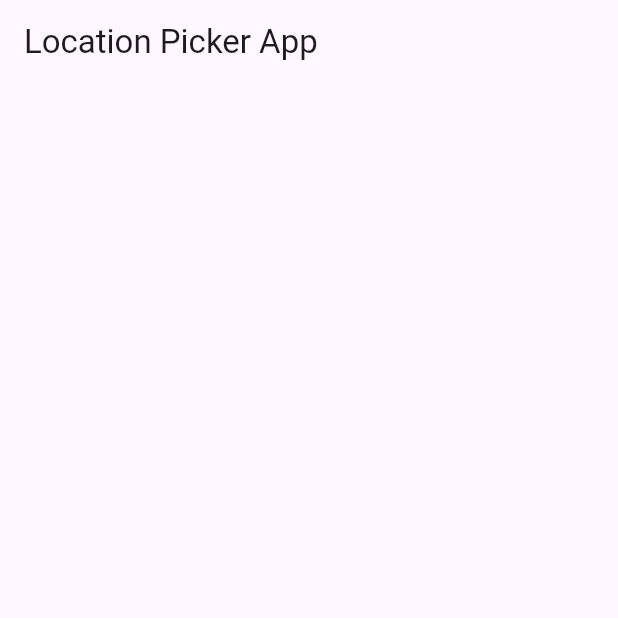
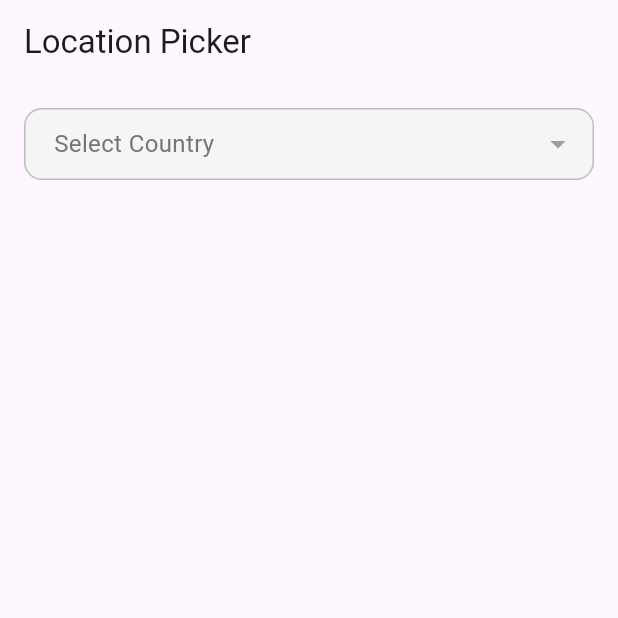
Before and after one commit to Sahad2701/location_picker_app, a Flutter app: the screen it shows after launch, on a phone screen of 412 x 824 dp, the top half of it. Run offline on Flutter 3.47's test engine with Material 3 defaults, Android fonts, the phone set to English and light mode, and no system bars; our stand-ins replace dio, equatable, flutter_bloc, freezed_annotation, get_it; network calls fail.

Commit message:
feat(UI): Add location picker UI and widgets with cubit/state separation

```diff
--- a/lib/core/constants/app_const.dart
+++ b/lib/core/constants/app_const.dart
@@ -9,4 +9,19 @@ class AppConst {
   ///  URL and KEY
   static const baseUrl = 'https://fedt.unruffledneumann.xyz/api/v1';
   static const apiKey = 'rLn*xzeZ%U+(PRuK%:v@C(a3j=<.[TWX(F^,EDrv';
+
+  ///Home
+  static const appTitle = 'Location Picker';
+  static const selectCountry = 'Select Country';
+  static const selectState = 'Select State';
+  static const pleaseSelectCountry =
+      'Please select a country first to enable state selection.';
+  static const String selectedLocationTitle = "Selected Location";
+  static const String viewSelectedLocation = 'View Selected Location';
+  static const String countryLabel = 'Country';
+  static const String stateLabel = 'State';
+  static const String notSelected = 'Not selected';
+
+  /// Errors
+  static const String noCountriesAvailable = 'No countries available';
 }
--- a/lib/core/di/injector.dart
+++ b/lib/core/di/injector.dart
@@ -2,6 +2,7 @@ import 'package:get_it/get_it.dart';
 import 'package:location_picker_app/feature/country_state_picker/data/repositories_impl/location_repository_impl.dart';
 import '../../feature/country_state_picker/data/datasources/location_remote_data_source.dart';
 import '../../feature/country_state_picker/domain/repositories/location_repository.dart';
+import '../../feature/country_state_picker/presentation/cubit/location_cubit.dart';
 import '../network/dio_client.dart';
 
 final sl = GetIt.instance;
@@ -17,4 +18,7 @@ Future<void> init() async {
 
   // Data Source
   sl.registerLazySingleton(() => LocationRemoteDataSource(sl()));
+
+  // Cubit
+  sl.registerFactory(() => LocationCubit(sl()));
 }
--- a/lib/feature/country_state_picker/domain/entities/location_item.dart
+++ b/lib/feature/country_state_picker/domain/entities/location_item.dart
@@ -3,4 +3,13 @@ class LocationItem {
   final String name;
 
   const LocationItem({required this.id, required this.name});
+
+  @override
+  bool operator ==(Object other) {
+    if (identical(this, other)) return true;
+    return other is LocationItem && other.id == id;
+  }
+
+  @override
+  int get hashCode => id.hashCode;
 }
--- a/lib/feature/country_state_picker/presentation/cubit/location_cubit.dart
+++ b/lib/feature/country_state_picker/presentation/cubit/location_cubit.dart
@@ -1,29 +1,63 @@
 import 'package:flutter_bloc/flutter_bloc.dart';
+import 'package:location_picker_app/core/constants/app_const.dart';
+import 'package:location_picker_app/feature/country_state_picker/domain/entities/location_item.dart';
 import 'package:location_picker_app/feature/country_state_picker/domain/repositories/location_repository.dart';
 import 'location_state.dart';
 
 class LocationCubit extends Cubit<LocationState> {
-  final LocationRepository repository;
+  final LocationRepository _locationRepository;
 
-  LocationCubit(this.repository) : super(LocationInitial());
+  LocationCubit(this._locationRepository) : super(LocationInitial());
 
-  Future<void> fetchCountries() async {
+  List<LocationItem> _countries = [];
+  List<LocationItem> _states = [];
+  LocationItem? _selectedCountry;
+  LocationItem? _selectedState;
+
+  List<LocationItem> get countries => _countries;
+
+  List<LocationItem> get states => _states;
+
+  LocationItem? get selectedCountry => _selectedCountry;
+
+  LocationItem? get selectedState => _selectedState;
+
+  Future<void> loadCountries() async {
     emit(LocationLoading());
     try {
-      final countries = await repository.getCountries();
-      emit(CountriesLoaded(countries));
-    } catch (e) {
-      emit(LocationError(e.toString()));
+      _countries = await _locationRepository.getCountries();
+      emit(
+        _countries.isEmpty
+            ? LocationError(AppConst.noCountriesAvailable)
+            : CountriesLoaded(_countries),
+      );
+    } catch (error) {
+      emit(LocationError("Failed to load countries: $error"));
     }
   }
 
-  Future<void> fetchStates(int countryId) async {
+  Future<void> loadStates(int countryId) async {
     emit(LocationLoading());
     try {
-      final states = await repository.getStatesByCountryId(countryId);
-      emit(StatesLoaded(states));
-    } catch (e) {
-      emit(LocationError(e.toString()));
+      _states = await _locationRepository.getStatesByCountryId(countryId);
+      emit(StatesLoaded(_states, _countries));
+    } catch (error) {
+      emit(LocationError("Failed to load states: $error"));
     }
   }
+
+  void updateSelectedCountry(LocationItem? country) {
+    _selectedCountry = country;
+    _selectedState = null;
+    _states = [];
+    emit(CountriesLoaded(_countries));
+    if (country != null) {
+      loadStates(country.id);
+    }
+  }
+
+  void updateSelectedState(LocationItem? state) {
+    _selectedState = state;
+    emit(StatesLoaded(_states, _countries, selectedState: _selectedState));
+  }
 }
--- a/lib/feature/country_state_picker/presentation/cubit/location_state.dart
+++ b/lib/feature/country_state_picker/presentation/cubit/location_state.dart
@@ -1,39 +1,36 @@
 import 'package:equatable/equatable.dart';
 import 'package:location_picker_app/feature/country_state_picker/domain/entities/location_item.dart';
 
-sealed class LocationState extends Equatable {
-  const LocationState();
+abstract class LocationState {}
 
-  @override
-  List<Object?> get props => [];
-}
+class LocationInitial extends LocationState {}
 
-final class LocationInitial extends LocationState {}
+class LocationLoading extends LocationState {}
 
-final class LocationLoading extends LocationState {}
-
-final class CountriesLoaded extends LocationState {
+class CountriesLoaded extends LocationState with EquatableMixin {
   final List<LocationItem> countries;
 
-  const CountriesLoaded(this.countries);
+  CountriesLoaded(this.countries);
 
   @override
   List<Object?> get props => [countries];
 }
 
-final class StatesLoaded extends LocationState {
+class StatesLoaded extends LocationState with EquatableMixin {
   final List<LocationItem> states;
+  final List<LocationItem> countries;
+  final LocationItem? selectedState;
 
-  const StatesLoaded(this.states);
+  StatesLoaded(this.states, this.countries, {this.selectedState});
 
   @override
-  List<Object?> get props => [states];
+  List<Object?> get props => [states, countries, selectedState]; // Include selectedState
 }
 
-final class LocationError extends LocationState {
+class LocationError extends LocationState with EquatableMixin {
   final String message;
 
-  const LocationError(this.message);
+  LocationError(this.message);
 
   @override
   List<Object?> get props => [message];
--- /dev/null
+++ b/lib/feature/country_state_picker/presentation/ui/location_picker_screen.dart
@@ -0,0 +1,110 @@
+import 'package:flutter/material.dart';
+import 'package:flutter_bloc/flutter_bloc.dart';
+import 'package:location_picker_app/core/constants/app_const.dart';
+import 'package:location_picker_app/feature/country_state_picker/presentation/cubit/location_cubit.dart';
+import 'package:location_picker_app/feature/country_state_picker/presentation/cubit/location_state.dart';
+import 'package:location_picker_app/feature/country_state_picker/presentation/ui/selected_location_screen.dart';
+import 'package:location_picker_app/feature/country_state_picker/presentation/widgets/location_dropdown.dart';
+
+class LocationPickerScreen extends StatefulWidget {
+  const LocationPickerScreen({super.key});
+
+  @override
+  State<LocationPickerScreen> createState() => _LocationPickerScreenState();
+}
+
+class _LocationPickerScreenState extends State<LocationPickerScreen> {
+  @override
+  void initState() {
+    super.initState();
+    context.read<LocationCubit>().loadCountries();
+  }
+
+  @override
+  Widget build(BuildContext context) {
+
+    return Scaffold(
+      appBar: AppBar(title: const Text(AppConst.appTitle)),
+      body: Padding(
+        padding: const EdgeInsets.all(16.0),
+        child: InkWell(
+          onTap: () => FocusManager.instance.primaryFocus?.unfocus(),
+          splashColor: Colors.transparent,
+          highlightColor: Colors.transparent,
+          hoverColor: Colors.transparent,
+          child: BlocConsumer<LocationCubit, LocationState>(
+            listener: (context, state) {
+              if (state is LocationError) {
+                ScaffoldMessenger.of(
+                  context,
+                ).showSnackBar(SnackBar(content: Text(state.message)));
+              }
+            },
+            builder: (context, state) {
+              final cubit = context.read<LocationCubit>();
+              return Column(
+                crossAxisAlignment: CrossAxisAlignment.start,
+                children: [
+                  LocationDropdown(
+                    hintText: AppConst.selectCountry,
+                    selectedValue: cubit.selectedCountry,
+                    showLoading: true,
+                    onChanged: (value) => cubit.updateSelectedCountry(value),
+                  ),
+                  const SizedBox(height: 24),
+                  if (state is CountriesLoaded)
+                    Padding(
+                      padding: const EdgeInsets.symmetric(horizontal: 20),
+                      child: Text(
+                        AppConst.pleaseSelectCountry,
+                        style: TextStyle(fontSize: 16),
+                      ),
+                    ),
+                  if (state is StatesLoaded)
+                    LocationDropdown(
+                      hintText: AppConst.selectState,
+                      selectedValue: cubit.selectedState,
+                      onChanged: (value) => cubit.updateSelectedState(value),
+                    ),
+                  const SizedBox(height: 24),
+                  BlocBuilder<LocationCubit, LocationState>(
+                    builder: (context, state) {
+                      if (state is StatesLoaded &&
+                          cubit.selectedState != null) {
+                        return ElevatedButton(
+                          onPressed: () {
+                            Navigator.push(
+                              context,
+                              MaterialPageRoute(
+                                builder:
+                                    (context) => const SelectedLocationScreen(),
+                              ),
+                            );
+                          },
+                          style: ElevatedButton.styleFrom(
+                            padding: const EdgeInsets.symmetric(
+                              horizontal: 24,
+                              vertical: 12,
+                            ),
+                            shape: RoundedRectangleBorder(
+                              borderRadius: BorderRadius.circular(8),
+                            ),
+                          ),
+                          child: const Text(
+                            AppConst.viewSelectedLocation,
+                            style: TextStyle(fontSize: 16),
+                          ),
+                        );
+                      }
+                      return Offstage();
+                    },
+                  ),
+                ],
+              );
+            },
+          ),
+        ),
+      ),
+    );
+  }
+}
--- /dev/null
+++ b/lib/feature/country_state_picker/presentation/widgets/location_dropdown.dart
@@ -0,0 +1,182 @@
+import 'package:flutter/material.dart';
+import 'package:flutter_bloc/flutter_bloc.dart';
+import 'package:location_picker_app/core/constants/app_const.dart';
+import 'package:location_picker_app/feature/country_state_picker/domain/entities/location_item.dart';
+import 'package:location_picker_app/feature/country_state_picker/presentation/cubit/location_cubit.dart';
+import 'package:location_picker_app/feature/country_state_picker/presentation/cubit/location_state.dart';
+
+class LocationDropdown extends StatefulWidget {
+  final String hintText;
+  final LocationItem? selectedValue;
+  final bool isEnabled;
+  final Function(LocationItem)? onChanged;
+  final bool showLoading;
+
+  const LocationDropdown({
+    super.key,
+    required this.hintText,
+    this.selectedValue,
+    this.isEnabled = true,
+    this.onChanged,
+    this.showLoading = false,
+  });
+
+  @override
+  State<LocationDropdown> createState() => _LocationDropdownState();
+}
+
+class _LocationDropdownState extends State<LocationDropdown> {
+  final FocusNode _focusNode = FocusNode();
+  final GlobalKey _dropdownKey = GlobalKey();
+  OverlayEntry? _overlayEntry;
+
+  @override
+  void dispose() {
+    _focusNode.dispose();
+    _overlayEntry?.remove();
+    super.dispose();
+  }
+
+  void _showDropdownMenu(BuildContext context, List<LocationItem> items) {
+    final RenderBox renderBox =
+        _dropdownKey.currentContext!.findRenderObject() as RenderBox;
+    final position = renderBox.localToGlobal(Offset.zero);
+    final size = renderBox.size;
+
+    _overlayEntry = OverlayEntry(
+      builder:
+          (context) => Stack(
+            children: [
+              Positioned.fill(
+                child: GestureDetector(
+                  onTap: () {
+                    _overlayEntry?.remove();
+                    _overlayEntry = null;
+                    _focusNode.unfocus();
+                  },
+                  child: Container(color: Colors.transparent),
+                ),
+              ),
+              // Dropdown menu positioned below the widget
+              Positioned(
+                left: position.dx,
+                top: position.dy + size.height + 2,
+                width: size.width,
+                child: Material(
+                  elevation: 6,
+                  borderRadius: BorderRadius.circular(8),
+                  color: Colors.white,
+                  child: Container(
+                    constraints: const BoxConstraints(maxHeight: 300),
+                    child: ListView(
+                      shrinkWrap: true,
+                      padding: const EdgeInsets.symmetric(vertical: 8.0),
+                      children:
+                          items.map((item) {
+                            return InkWell(
+                              onTap: () {
+                                widget.onChanged?.call(item);
+                                _overlayEntry?.remove();
+                                _overlayEntry = null;
+                                _focusNode.unfocus();
+                              },
+                              hoverColor: Colors.grey[200],
+                              child: Padding(
+                                padding: const EdgeInsets.symmetric(
+                                  horizontal: 24.0,
+                                  vertical: 12.0,
+                                ),
+                                child: Text(
+                                  item.name,
+                                  style: const TextStyle(
+                                    fontSize: 16,
+                                    color: Colors.black87,
+                                  ),
+                                  overflow: TextOverflow.ellipsis,
+                                  maxLines: 1,
+                                ),
+                              ),
+                            );
+                          }).toList(),
+                    ),
+                  ),
+                ),
+              ),
+            ],
+          ),
+    );
+
+    Overlay.of(context).insert(_overlayEntry!);
+  }
+
+  @override
+  Widget build(BuildContext context) {
+    return BlocBuilder<LocationCubit, LocationState>(
+      builder: (context, state) {
+        if (widget.showLoading && state is LocationLoading) {
+          return const Center(child: CircularProgressIndicator());
+        }
+
+        List<LocationItem> items = [];
+        if (widget.hintText == AppConst.selectCountry) {
+          if (state is CountriesLoaded) {
+            items = state.countries;
+          } else if (state is StatesLoaded) {
+            items = state.countries;
+          }
+        } else if (widget.hintText == AppConst.selectState &&
+            state is StatesLoaded) {
+          items = state.states;
+        }
+
+        if (items.isEmpty && !widget.showLoading) {
+          return const SizedBox.shrink();
+        }
+
+        return GestureDetector(
+          key: _dropdownKey,
+          onTap:
+              widget.isEnabled
+                  ? () {
+                    _focusNode.unfocus();
+                    _showDropdownMenu(context, items);
+                  }
+                  : null,
+          child: InputDecorator(
+            decoration: InputDecoration(
+              border: OutlineInputBorder(
+                borderRadius: BorderRadius.circular(12),
+                borderSide: BorderSide(color: Colors.grey[400]!),
+              ),
+              enabledBorder: OutlineInputBorder(
+                borderRadius: BorderRadius.circular(12),
+                borderSide: BorderSide(color: Colors.grey[400]!),
+              ),
+              focusedBorder: OutlineInputBorder(
+                borderRadius: BorderRadius.circular(12),
+                borderSide: const BorderSide(color: Colors.blue, width: 2),
+              ),
+              filled: true,
+              fillColor: Colors.grey[100],
+              contentPadding: const EdgeInsets.symmetric(
+                horizontal: 16,
+                vertical: 12,
+              ),
+              suffixIcon: const Icon(Icons.arrow_drop_down, color: Colors.grey),
+            ),
+            child: Text(
+              widget.selectedValue?.name ?? widget.hintText,
+              style: TextStyle(
+                color:
+                    widget.selectedValue != null
+                        ? Colors.black87
+                        : Colors.grey[600],
+                fontSize: 16,
+              ),
+            ),
+          ),
+        );
+      },
+    );
+  }
+}
--- a/lib/main.dart
+++ b/lib/main.dart
@@ -1,10 +1,13 @@
 import 'package:flutter/material.dart';
+import 'package:flutter_bloc/flutter_bloc.dart';
+import 'package:get_it/get_it.dart';
 import 'package:location_picker_app/core/constants/app_const.dart';
+import 'package:location_picker_app/core/di/injector.dart';
+import 'package:location_picker_app/core/theme/app_theme.dart';
+import 'package:location_picker_app/feature/country_state_picker/presentation/cubit/location_cubit.dart';
+import 'package:location_picker_app/feature/country_state_picker/presentation/ui/location_picker_screen.dart';
 
-import 'core/di/injector.dart';
-import 'core/theme/app_theme.dart';
-
-void main() async {
+Future<void> main() async {
   WidgetsFlutterBinding.ensureInitialized();
   await init();
   runApp(const MyApp());
@@ -15,24 +18,16 @@ class MyApp extends StatelessWidget {
 
   @override
   Widget build(BuildContext context) {
-    return MaterialApp(
-      title: AppConst.appName,
-      debugShowCheckedModeBanner: false,
-      theme: AppTheme.lightTheme,
-      darkTheme: AppTheme.darkTheme,
-      themeMode: ThemeMode.system,
-      home: const HomePage(),
+    return BlocProvider<LocationCubit>(
+      create: (_) => GetIt.instance<LocationCubit>(),
+      child: MaterialApp(
+        title: AppConst.appName,
+        debugShowCheckedModeBanner: false,
+        theme: AppTheme.lightTheme,
+        darkTheme: AppTheme.darkTheme,
+        themeMode: ThemeMode.system,
+        home: const LocationPickerScreen(),
+      ),
     );
   }
 }
-
-class HomePage extends StatelessWidget {
-  const HomePage({super.key});
-
-  @override
-  Widget build(BuildContext context) {
-    return Scaffold(
-      appBar: AppBar(title: const Text(AppConst.homeTitle)),
-    );
-  }
-}
```
Also changed, not shown: lib/feature/country_state_picker/data/models/location_item_model.dart (+8 -4 lines), lib/feature/country_state_picker/presentation/ui/selected_location_screen.dart (added, +35 -0 lines), lib/feature/country_state_picker/presentation/widgets/location_card_widget.dart (added, +43 -0 lines), lib/feature/country_state_picker/data/models/location_item_model.freezed.dart, lib/feature/country_state_picker/data/models/location_item_model.g.dart.
